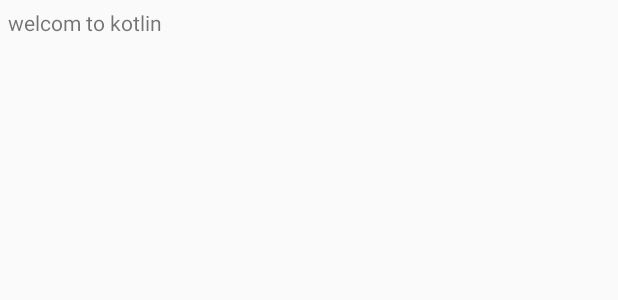
After one commit to 1296695625/demo1, an Android app: the layout content_main2.xml on its own in the app's theme, with its tools: preview values and no code run, on a phone screen of 412 x 824 dp. The commit adds this screen. Shown: the top 300 px of the screen. Run offline under Robolectric (Android 15) with nearby library versions, the phone set to English and light mode, and no system bars.

Commit message:
kotlin初体验

```diff
--- a/app/src/main/AndroidManifest.xml
+++ b/app/src/main/AndroidManifest.xml
@@ -16,6 +16,10 @@
                 <category android:name="android.intent.category.LAUNCHER" />
             </intent-filter>
         </activity>
+        <activity
+            android:name=".Main2Activity"
+            android:label="@string/title_activity_main2"
+            android:theme="@style/AppTheme.NoActionBar"></activity>
     </application>
 
 </manifest>
--- /dev/null
+++ b/app/src/main/res/layout/content_main2.xml
@@ -0,0 +1,17 @@
+<?xml version="1.0" encoding="utf-8"?>
+<android.support.constraint.ConstraintLayout xmlns:android="http://schemas.android.com/apk/res/android"
+    xmlns:app="http://schemas.android.com/apk/res-auto"
+    xmlns:tools="http://schemas.android.com/tools"
+    android:layout_width="match_parent"
+    android:layout_height="match_parent"
+    app:layout_behavior="@string/appbar_scrolling_view_behavior"
+    tools:context="com.example.liuwanhao.firstdemo.Main2Activity"
+    tools:showIn="@layout/activity_main2">
+
+    <TextView
+        android:layout_width="wrap_content"
+        android:layout_height="wrap_content"
+        android:padding="5dp"
+        android:text="welcom to kotlin" />
+
+</android.support.constraint.ConstraintLayout>
--- /dev/null
+++ b/app/src/main/res/values/dimens.xml
@@ -0,0 +1,3 @@
+<resources>
+    <dimen name="fab_margin">16dp</dimen>
+</resources>
--- a/app/src/main/res/values/strings.xml
+++ b/app/src/main/res/values/strings.xml
@@ -1,3 +1,4 @@
 <resources>
     <string name="app_name">FirstDemo</string>
+    <string name="title_activity_main2">Main2Activity</string>
 </resources>
--- a/app/src/main/res/values/styles.xml
+++ b/app/src/main/res/values/styles.xml
@@ -8,4 +8,13 @@
         <item name="colorAccent">@color/colorAccent</item>
     </style>
 
+    <style name="AppTheme.NoActionBar">
+        <item name="windowActionBar">false</item>
+        <item name="windowNoTitle">true</item>
+    </style>
+
+    <style name="AppTheme.AppBarOverlay" parent="ThemeOverlay.AppCompat.Dark.ActionBar" />
+
+    <style name="AppTheme.PopupOverlay" parent="ThemeOverlay.AppCompat.Light" />
+
 </resources>
--- a/build.gradle
+++ b/build.gradle
@@ -1,11 +1,13 @@
 // Top-level build file where you can add configuration options common to all sub-projects/modules.
 
 buildscript {
+    ext.kotlin_version = '1.1.3-2'
     repositories {
         jcenter()
     }
     dependencies {
         classpath 'com.android.tools.build:gradle:2.3.3'
+        classpath "org.jetbrains.kotlin:kotlin-gradle-plugin:$kotlin_version"
 
         // NOTE: Do not place your application dependencies here; they belong
         // in the individual module build.gradle files
```
Also changed, not shown: app/build.gradle (+9 -2 lines), app/src/main/java/com/example/liuwanhao/firstdemo/FirstClass.kt (added, +69 -0 lines), app/src/main/java/com/example/liuwanhao/firstdemo/Main2Activity.kt (added, +25 -0 lines), app/src/main/java/com/example/liuwanhao/firstdemo/MainActivity.java (+29 -5 lines), app/src/main/res/layout/activity_main.xml (+7 -0 lines), app/src/main/res/layout/activity_main2.xml (added, +33 -0 lines).
